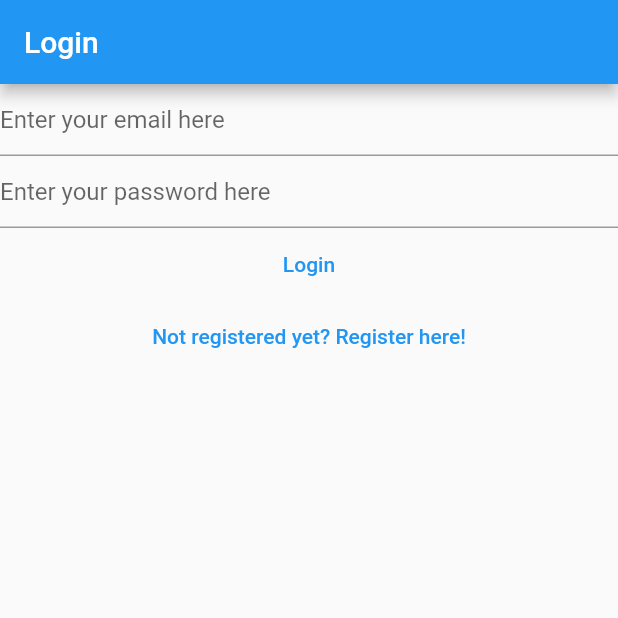
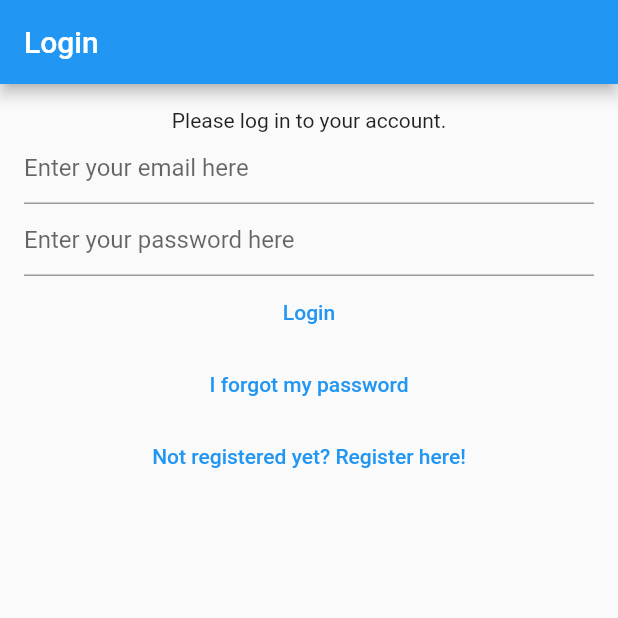
Before and after one commit to asmaur/flutter-notes, a Flutter app: the screen it shows after launch, on a phone screen of 412 x 824 dp, the top half of it. Run offline on Flutter 3.47's test engine with Material 2 defaults, Android fonts, the phone set to English and light mode, and no system bars; our stand-ins replace bloc, cloud_firestore, equatable, firebase_auth, firebase_core, flutter_bloc; accounts and stored records are empty.

Commit message:
reset-password

```diff
--- a/lib/main.dart
+++ b/lib/main.dart
@@ -7,6 +7,7 @@ import 'package:notes/services/auth/bloc/auth_bloc.dart';
 import 'package:notes/services/auth/bloc/auth_event.dart';
 import 'package:notes/services/auth/bloc/auth_state.dart';
 import 'package:notes/services/auth/firebase_auth_provider.dart';
+import 'package:notes/views/forgot_password_view.dart';
 import 'package:notes/views/login_view.dart';
 import 'package:notes/views/notes/notes_view.dart';
 import 'package:notes/views/register_view.dart';
@@ -57,11 +58,13 @@ class HomePage extends StatelessWidget {
             return const NotesView();
           } else if (state is AuthStateNeedsVerification) {
             return const VerifyEmailView();
-          } else if (state is AuthStateRegistering) {
+          }  else if (state is AuthStateLoggedOut) {
+            return const LoginView();
+          }else if(state is AuthStateForgotPassword){
+           return const ForgotPasswordView();
+          }else if (state is AuthStateRegistering) {
             return const RegisterView();
-          } else if (state is AuthStateLoggedOut) {
-            return const LoginView();
-          } else {
+          }else {
             return const Scaffold(
               body: CircularProgressIndicator(),
             );
--- a/lib/services/auth/auth_provider.dart
+++ b/lib/services/auth/auth_provider.dart
@@ -17,4 +17,6 @@ abstract class AuthProvider{
   Future<void> logOut();
 
   Future<void> sendEmailVerification();
+
+  Future<void> sendPasswordReset({required String toEmail});
 }
--- a/lib/services/auth/auth_service.dart
+++ b/lib/services/auth/auth_service.dart
@@ -37,4 +37,8 @@ class AuthService implements AuthProvider {
 
   @override
   Future<void> initialize() => provider.initialize();
+
+  @override
+  Future<void> sendPasswordReset({required String toEmail}) =>
+      provider.sendPasswordReset(toEmail: toEmail);
 }
--- a/lib/services/auth/bloc/auth_event.dart
+++ b/lib/services/auth/bloc/auth_event.dart
@@ -32,3 +32,8 @@ class AuthEventRegister extends AuthEvent{
 class AuthEventShouldRegister extends AuthEvent{
   const AuthEventShouldRegister();
 }
+
+class AuthEventForgotPassword extends AuthEvent{
+  final String? email;
+  const AuthEventForgotPassword({this.email});
+}
--- a/lib/services/auth/bloc/auth_state.dart
+++ b/lib/services/auth/bloc/auth_state.dart
@@ -19,7 +19,7 @@ class AuthStateUninitialized extends AuthState {
 }
 
 class AuthStateRegistering extends AuthState {
-  final Exception exception;
+  final Exception? exception;
 
   const AuthStateRegistering({required this.exception, required isLoading})
       : super(isLoading: isLoading);
@@ -57,3 +57,14 @@ class AuthStateLoginFailure extends AuthState {
   const AuthStateLoginFailure({required bool isLoading})
       : super(isLoading: isLoading);
 }
+
+class AuthStateForgotPassword extends AuthState {
+  final Exception? exception;
+  final bool hasSendEmail;
+
+  const AuthStateForgotPassword({
+    required this.exception,
+    required this.hasSendEmail,
+    required bool isLoading,
+  }) : super(isLoading: isLoading);
+}
--- /dev/null
+++ b/lib/utilities/dialogs/password_reset_email_sent_dialog.dart
@@ -0,0 +1,12 @@
+import 'package:flutter/material.dart';
+import 'package:notes/utilities/generic_dialog.dart';
+
+Future<void> showPasswordResetSentDialog(BuildContext context) {
+  return showGenericDialog(context: context,
+    title: "Password reset",
+    content: "We have sent you a password reset link. Check your email!",
+    optionsBuilder: () =>
+    {
+      'Ok': null,
+    },);
+}
--- a/lib/views/login_view.dart
+++ b/lib/views/login_view.dart
@@ -41,20 +41,11 @@ class _LoginViewState extends State<LoginView> {
     return BlocListener<AuthBloc, AuthState>(
       listener: (context, state) async {
         if (state is AuthStateLoggedOut) {
-          // final closeDialog = _closeDialogHandle;
-          //
-          // if (!state.isLoading && closeDialog != null) {
-          //   closeDialog();
-          //   _closeDialogHandle = null;
-          // } else if (state.isLoading && closeDialog == null) {
-          //   _closeDialogHandle =
-          //       showLoadingDialog(context: context, text: "Loading ...");
-          // }
 
           if (state.exception is UserNotFoundAuthException) {
             await showErrorDialog(
               context,
-              "User not found.",
+              "Cannot find user with the entered credentials.",
             );
           } else if (state.exception is WrongPasswordAuthException) {
             await showErrorDialog(context, "Wrong credentials.");
@@ -67,8 +58,11 @@ class _LoginViewState extends State<LoginView> {
         appBar: AppBar(
           title: const Text("Login"),
         ),
-        body: Column(
+        body: Padding(
+          padding: const EdgeInsets.all(16.0),
+          child: Column(
             children: [
+              const Text("Please log in to your account."),
               TextField(
                 controller: _email,
                 enableSuggestions: false,
@@ -103,6 +97,13 @@ class _LoginViewState extends State<LoginView> {
               TextButton(
                   onPressed: () {
                     context.read<AuthBloc>().add(
+                      const AuthEventForgotPassword(),
+                    );
+                  },
+                  child: const Text("I forgot my password")),
+              TextButton(
+                  onPressed: () {
+                    context.read<AuthBloc>().add(
                           const AuthEventShouldRegister(),
                         );
                     // Navigator.of(context)
@@ -112,6 +113,7 @@ class _LoginViewState extends State<LoginView> {
             ],
           ),
         ),
+      ),
     );
   }
 }
```
Also changed, not shown: lib/services/auth/bloc/auth_bloc.dart (+45 -0 lines), lib/services/auth/firebase_auth_provider.dart (+19 -0 lines), lib/views/forgot_password_view.dart (added, +84 -0 lines), lib/views/register_view.dart (+14 -42 lines), 1 other file. Lines whose indentation alone changed are shown as unchanged.
